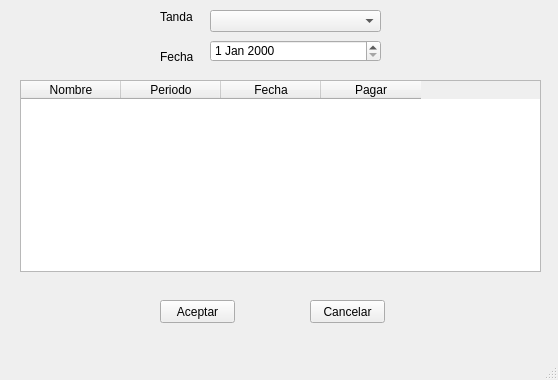
First picture: the form in Qt/src/pagosView.ui, repository wdjimenez/tandasPython, before the edit.
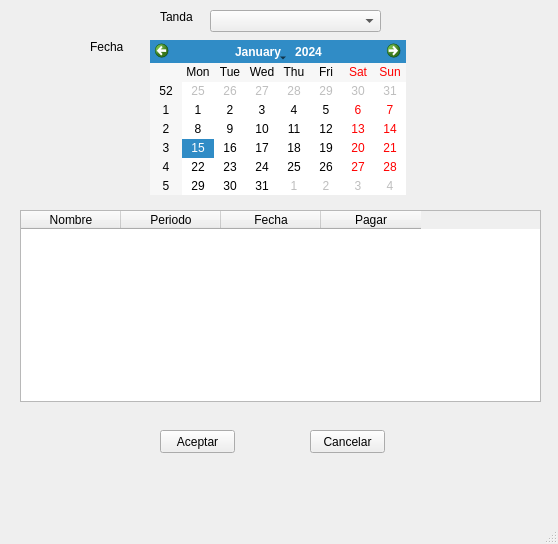
Second picture: the form after the edit.

Commit message: se hace el cambio de QDateEdit a QCalendar

What changed in the file:
```diff
--- a/Qt/src/pagosView.ui
+++ b/Qt/src/pagosView.ui
@@ -7,7 +7,7 @@
     <x>0</x>
     <y>0</y>
     <width>558</width>
-    <height>380</height>
+    <height>544</height>
    </rect>
   </property>
   <property name="windowTitle">
@@ -30,8 +30,8 @@
    <widget class="QLabel" name="label_2">
     <property name="geometry">
      <rect>
-      <x>160</x>
-      <y>50</y>
+      <x>90</x>
+      <y>40</y>
       <width>46</width>
       <height>13</height>
      </rect>
@@ -44,7 +44,7 @@
     <property name="geometry">
      <rect>
       <x>160</x>
-      <y>300</y>
+      <y>430</y>
       <width>75</width>
       <height>23</height>
      </rect>
@@ -57,7 +57,7 @@
     <property name="geometry">
      <rect>
       <x>310</x>
-      <y>300</y>
+      <y>430</y>
       <width>75</width>
       <height>23</height>
      </rect>
@@ -80,7 +80,7 @@
     <property name="geometry">
      <rect>
       <x>20</x>
-      <y>80</y>
+      <y>210</y>
       <width>521</width>
       <height>192</height>
      </rect>
@@ -124,13 +124,13 @@
      </property>
     </column>
    </widget>
-   <widget class="QDateEdit" name="dateEdit">
+   <widget class="QCalendarWidget" name="calendarWidget">
     <property name="geometry">
      <rect>
-      <x>210</x>
+      <x>150</x>
       <y>40</y>
-      <width>171</width>
-      <height>22</height>
+      <width>256</width>
+      <height>155</height>
      </rect>
     </property>
    </widget>
```
The commit also changes 2 other files.
